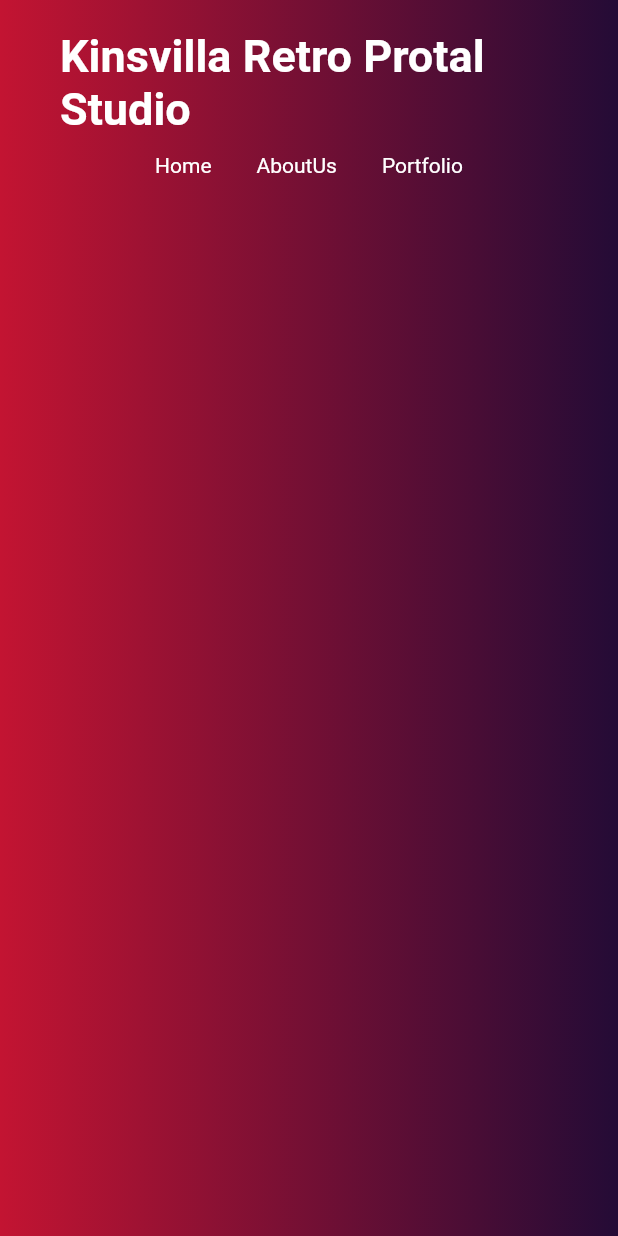
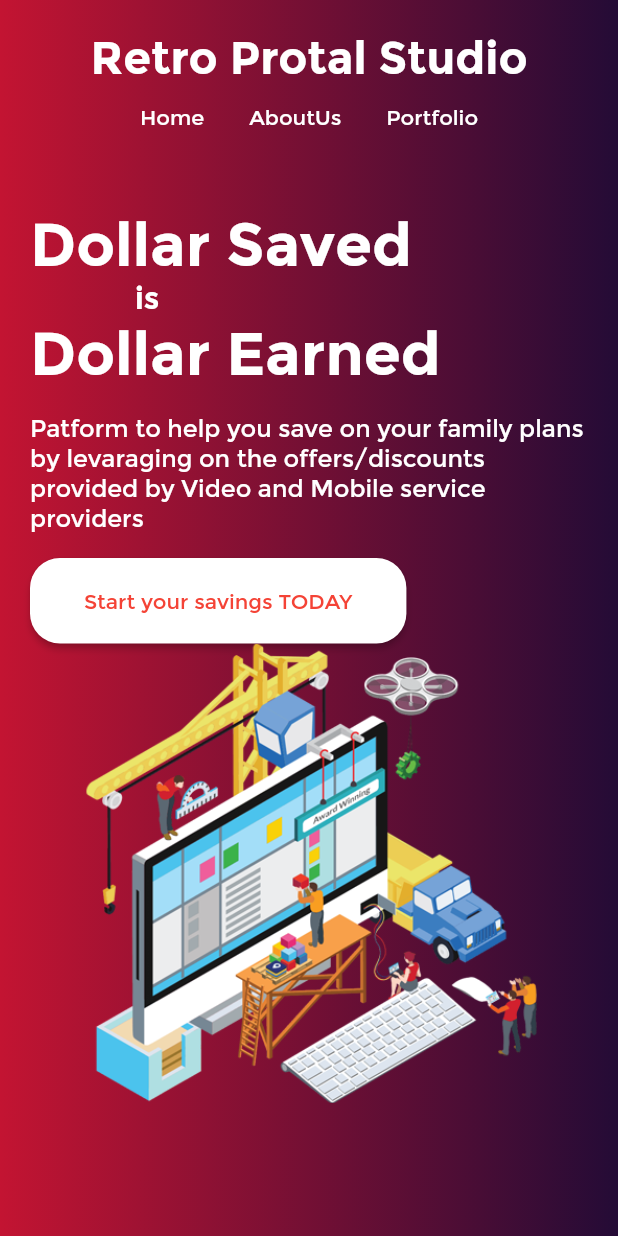
Before and after one commit to tnayanam/flutterproject, a Flutter app: the screen it shows after launch, on a phone screen of 412 x 824 dp. Run offline on Flutter 3.47's test engine with Material 2 defaults, Android fonts, the phone set to English and light mode, and no system bars.

Commit message:
Minor fixed

```diff
--- /dev/null
+++ b/lib/LandingPage/landingpage.dart
@@ -0,0 +1,80 @@
+import 'package:flutter/material.dart';
+
+class LandingPage extends StatelessWidget {
+  List<Widget> pageChildren(double width) {
+    return <Widget>[
+      Container(
+        width: width,
+        child: Column(
+          crossAxisAlignment: CrossAxisAlignment.start,
+          children: <Widget>[
+            Text(
+              "Dollar Saved",
+              style: TextStyle(
+                  fontWeight: FontWeight.bold,
+                  fontSize: 40,
+                  color: Colors.white),
+            ),
+            Padding(
+              padding: const EdgeInsets.symmetric(horizontal: 70.0),
+              child: Text(
+                "is",
+                style: TextStyle(
+                    fontWeight: FontWeight.bold,
+                    fontSize: 20,
+                    color: Colors.white),
+              ),
+            ),
+            Text(
+              "Dollar Earned",
+              style: TextStyle(
+                  fontWeight: FontWeight.bold,
+                  fontSize: 40,
+                  color: Colors.white),
+            ),
+            Padding(
+              padding: const EdgeInsets.symmetric(vertical: 16.0),
+              child: Text(
+                "Patform to help you save on your family plans by levaraging on the offers/discounts provided by Video and Mobile service providers",
+                style: TextStyle(fontSize: 16, color: Colors.white),
+              ),
+            ),
+            MaterialButton(
+              color: Colors.white,
+              shape: RoundedRectangleBorder(
+                  borderRadius: BorderRadius.all(
+                Radius.circular(20),
+              )),
+              onPressed: () {},
+              child: Padding(
+                padding: const EdgeInsets.all(20.0),
+                child: Text(
+                  "Start your savings TODAY",
+                  style: TextStyle(color: Colors.red),
+                ),
+              ),
+            )
+          ],
+        ),
+      ),
+      Image.asset(
+        "assets/images/lp_image.png",
+        width: width,
+      )
+    ];
+  }
+
+  @override
+  Widget build(BuildContext context) {
+    return LayoutBuilder(builder: (context, constraint) {
+      if (constraint.maxWidth > 800) {
+        return Row(
+            mainAxisAlignment: MainAxisAlignment.center,
+            children: pageChildren(constraint.biggest.width / 2));
+      } else
+        return Column(
+            crossAxisAlignment: CrossAxisAlignment.center,
+            children: pageChildren(constraint.biggest.width));
+    });
+  }
+}
--- a/lib/main.dart
+++ b/lib/main.dart
@@ -1,4 +1,5 @@
 import 'package:flutter/material.dart';
+import 'package:rj/LandingPage/landingpage.dart';
 import 'package:rj/navbar/navbar.dart';
 
 void main() => runApp(MyApp());
@@ -11,6 +12,7 @@ class MyApp extends StatelessWidget {
       title: 'Flutter Demo',
       theme: ThemeData(
         primarySwatch: Colors.blue,
+        fontFamily: "Montserrat",
       ),
       home: MyHomePage(),
     );
@@ -34,7 +36,14 @@ class MyHomePage extends StatelessWidget {
           ],
         )),
         child: Column(
-          children: <Widget>[Navbar()],
+          children: <Widget>[
+            Navbar(),
+            Padding(
+              padding:
+                  const EdgeInsets.symmetric(vertical: 20.0, horizontal: 20.0),
+              child: LandingPage(),
+            )
+          ],
         ),
       ),
     );
--- a/lib/navbar/navbar.dart
+++ b/lib/navbar/navbar.dart
@@ -26,12 +26,23 @@ class DesktopNavbar extends StatelessWidget {
         child: Row(
           mainAxisAlignment: MainAxisAlignment.spaceBetween,
           children: <Widget>[
-            Text(
-              'Kinsvilla Retro Protal Studio',
-              style: TextStyle(
-                  fontWeight: FontWeight.bold,
-                  color: Colors.white,
-                  fontSize: 30),
+            Row(
+              children: <Widget>[
+                Text(
+                  'Kinsvilla',
+                  style: TextStyle(
+                      fontWeight: FontWeight.bold,
+                      color: Colors.white,
+                      fontSize: 34),
+                ),
+                Text(
+                  '- Money saving platform',
+                  style: TextStyle(
+                      fontWeight: FontWeight.bold,
+                      color: Colors.white,
+                      fontSize: 30),
+                ),
+              ],
             ),
             Row(
               children: <Widget>[
@@ -43,7 +54,7 @@ class DesktopNavbar extends StatelessWidget {
                 SizedBox(
                   width: 30,
                 ),
-                Text("Portfolio", style: TextStyle(color: Colors.white)),
+                Text("Login", style: TextStyle(color: Colors.white)),
                 SizedBox(
                   width: 30,
                 ),
@@ -54,7 +65,7 @@ class DesktopNavbar extends StatelessWidget {
                   ),
                   onPressed: () {},
                   child: Text(
-                    "Get Started",
+                    "Start Saving",
                     style: TextStyle(color: Colors.white),
                   ),
                 )
@@ -77,7 +88,7 @@ class MobileNavbar extends StatelessWidget {
       padding: const EdgeInsets.symmetric(vertical: 20, horizontal: 40),
       child: Column(children: <Widget>[
         Text(
-          'Kinsvilla Retro Protal Studio',
+          'Retro Protal Studio',
           style: TextStyle(
               fontWeight: FontWeight.bold, color: Colors.white, fontSize: 30),
         ),
```
Also changed, not shown: pubspec.yaml (+8 -14 lines), assets/fonts/Montserrat-Bold.ttf (added), assets/fonts/Montserrat-Regular.ttf (added), assets/images/lp_image.png (added).
